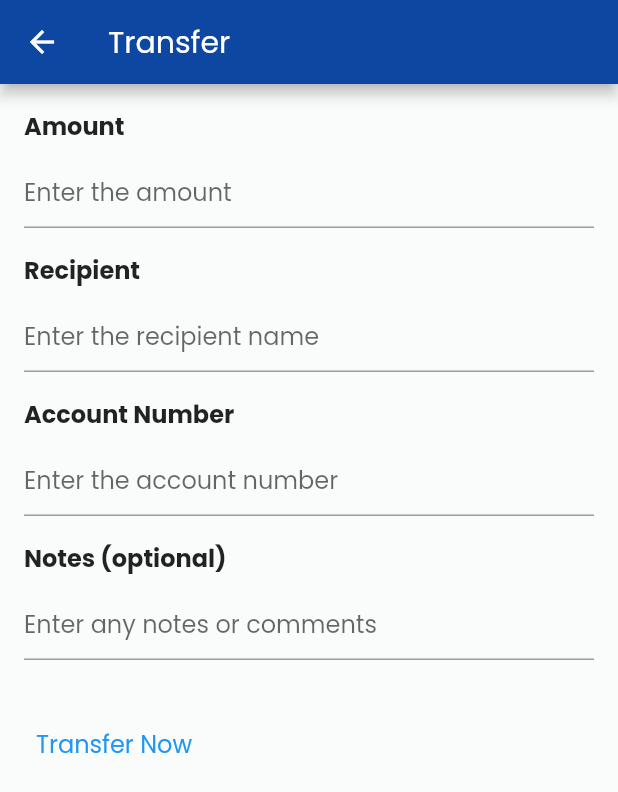
After one commit to Cyber-Lord/faspay, a Flutter app: the TransferPage screen opened directly, on a phone screen of 412 x 824 dp. The commit adds this screen. Shown: the top 792 px of the screen. Run offline on Flutter 3.47's test engine with Material 2 defaults, Android fonts, the light colour scheme and no system bars; our stand-ins replace qr_flutter, shared_preferences; missing offline and left inert: qr_code_scanner; accounts and stored records are empty; network calls fail.

Commit message:
Working on transfer

```diff
--- a/lib/pages/dashboard.dart
+++ b/lib/pages/dashboard.dart
@@ -2,6 +2,7 @@ import 'dart:convert';
 
 import 'package:faspay/pages/depositpage.dart';
 import 'package:faspay/pages/phonescreen.dart';
+import 'package:faspay/pages/transferpage.dart';
 import 'package:faspay/pages/utils/mediaqury.dart';
 import 'package:flutter/material.dart';
 import 'package:flutter/services.dart';
@@ -54,7 +55,7 @@ class _DashboardState extends State<Dashboard> {
   // String _accNo = "8140099331";
   // double balance = 75000;
   TextEditingController _amountController = TextEditingController();
-  late double depositAmount=0;
+  late double depositAmount = 0;
 
   bool show_preogress = true;
   final currencyFormatter = NumberFormat('#,##0.00');
@@ -221,6 +222,16 @@ class _DashboardState extends State<Dashboard> {
                                 ],
                               ),
                               // color: Colors.green,
+                              child: GestureDetector(
+                                onTap: () {
+                                  Navigator.of(context).pop();
+                                  Navigator.push(
+                                    context,
+                                    MaterialPageRoute(
+                                      builder: (context) => TransferPage(),
+                                    ),
+                                  );
+                                },
                                 child: Column(
                                   mainAxisAlignment: MainAxisAlignment
                                       .center, //Center Row contents horizontally,
@@ -239,6 +250,7 @@ class _DashboardState extends State<Dashboard> {
                                       ),
                                     )
                                   ],
+                                ),
                               ),
                             ),
                           ),
@@ -476,8 +488,7 @@ class _DashboardState extends State<Dashboard> {
       builder: (BuildContext context) {
         return AlertDialog(
           shape: RoundedRectangleBorder(
-              borderRadius: BorderRadius.all(Radius.circular(15.0))
-          ),
+              borderRadius: BorderRadius.all(Radius.circular(15.0))),
           insetPadding: EdgeInsets.zero,
           contentPadding: EdgeInsets.all(10),
           clipBehavior: Clip.antiAliasWithSaveLayer,
@@ -539,10 +550,12 @@ class _DashboardState extends State<Dashboard> {
                 mainAxisAlignment: MainAxisAlignment.spaceEvenly,
                 crossAxisAlignment: CrossAxisAlignment.center,
                 children: [
-
-                  SizedBox(width: height/300,),
+                  SizedBox(
+                    width: height / 300,
+                  ),
                   ElevatedButton(
-                    style: ElevatedButton.styleFrom(primary: Colors.blue.shade900,
+                    style: ElevatedButton.styleFrom(
+                      primary: Colors.blue.shade900,
                     ),
                     onPressed: () {
                       Navigator.of(context).pop();
@@ -556,7 +569,8 @@ class _DashboardState extends State<Dashboard> {
                     child: Row(
                       mainAxisSize: MainAxisSize.min,
                       children: [
-                        Icon( // <-- Icon
+                        Icon(
+                          // <-- Icon
                           Icons.credit_card,
                           size: 24.0,
                         ),
@@ -570,20 +584,20 @@ class _DashboardState extends State<Dashboard> {
                         SizedBox(
                           width: 5,
                         ),
-
                       ],
                     ),
-
                   ),
-                  SizedBox(width: height/300,),
+                  SizedBox(
+                    width: height / 300,
+                  ),
                   ElevatedButton(
-
-                    style: ElevatedButton.styleFrom(primary: Colors.blue.shade900,
-
+                    style: ElevatedButton.styleFrom(
+                      primary: Colors.blue.shade900,
                     ),
                     child: Row(
                       children: [
-                      Icon( // <-- Icon
+                        Icon(
+                          // <-- Icon
                           Icons.qr_code,
                           size: 24.0,
                         ),
@@ -597,15 +611,13 @@ class _DashboardState extends State<Dashboard> {
                       ],
                     ),
                     onPressed: () {
-                      if(depositAmount<1){
+                      if (depositAmount < 1) {
                         _showToast(context, "Invalid Amount");
-                      }else{
+                      } else {
                         Navigator.of(context).pop();
                         showQRCode(
-
                             context, depositAmount.toString() + "\n" + accNo);
                       }
-
                     },
                   ),
                 ],
@@ -619,16 +631,23 @@ class _DashboardState extends State<Dashboard> {
 }
 //>>>>>>>>>>>>>>>>>>>>>>>>>>>>>>>>>>>>>>>>>>>>>>>>>>>>>>>>>>>>>>>>>>>>>>>>>>>>>>>>>>>>>>>>>>>>>>>>>>>>>>>>>>>>>>>>>>>>>
 
-void _showToast(BuildContext context,String msg) {
+void _showToast(BuildContext context, String msg) {
   final scaffold = ScaffoldMessenger.of(context);
   scaffold.showSnackBar(
     SnackBar(
       backgroundColor: Colors.red,
-      content:  Text(msg,style: TextStyle(fontWeight: FontWeight.bold,),),
-      action: SnackBarAction(label: '', onPressed: scaffold.hideCurrentSnackBar),
+      content: Text(
+        msg,
+        style: TextStyle(
+          fontWeight: FontWeight.bold,
+        ),
+      ),
+      action:
+          SnackBarAction(label: '', onPressed: scaffold.hideCurrentSnackBar),
     ),
   );
 }
+
 void showQRCode(BuildContext context, String data) {
   showModalBottomSheet(
     context: context,
--- /dev/null
+++ b/lib/pages/transferpage.dart
@@ -0,0 +1,88 @@
+import 'package:flutter/material.dart';
+
+class TransferPage extends StatefulWidget {
+  @override
+  _TransferPageState createState() => _TransferPageState();
+}
+
+class _TransferPageState extends State<TransferPage> {
+  final TextEditingController _amountController = TextEditingController();
+  final TextEditingController _recipientController = TextEditingController();
+  final TextEditingController _accountNumberController =
+      TextEditingController();
+  final TextEditingController _notesController = TextEditingController();
+
+  @override
+  Widget build(BuildContext context) {
+    return Scaffold(
+      appBar: AppBar(
+        title: Text('Transfer'),
+      ),
+      body: Padding(
+        padding: EdgeInsets.all(16),
+        child: Column(
+          crossAxisAlignment: CrossAxisAlignment.start,
+          children: [
+            Text(
+              'Amount',
+              style: TextStyle(fontSize: 16, fontWeight: FontWeight.bold),
+            ),
+            SizedBox(height: 8),
+            TextFormField(
+              controller: _amountController,
+              keyboardType: TextInputType.number,
+              decoration: InputDecoration(
+                hintText: 'Enter the amount',
+              ),
+            ),
+            SizedBox(height: 16),
+            Text(
+              'Recipient',
+              style: TextStyle(fontSize: 16, fontWeight: FontWeight.bold),
+            ),
+            SizedBox(height: 8),
+            TextFormField(
+              controller: _recipientController,
+              decoration: InputDecoration(
+                hintText: 'Enter the recipient name',
+              ),
+            ),
+            SizedBox(height: 16),
+            Text(
+              'Account Number',
+              style: TextStyle(fontSize: 16, fontWeight: FontWeight.bold),
+            ),
+            SizedBox(height: 8),
+            TextFormField(
+              controller: _accountNumberController,
+              keyboardType: TextInputType.number,
+              decoration: InputDecoration(
+                hintText: 'Enter the account number',
+              ),
+            ),
+            SizedBox(height: 16),
+            Text(
+              'Notes (optional)',
+              style: TextStyle(fontSize: 16, fontWeight: FontWeight.bold),
+            ),
+            SizedBox(height: 8),
+            TextFormField(
+              controller: _notesController,
+              decoration: InputDecoration(
+                hintText: 'Enter any notes or comments',
+              ),
+            ),
+            SizedBox(height: 32),
+            TextButton(
+              onPressed: () {},
+              child: Text(
+                'Transfer Now',
+                style: TextStyle(fontSize: 16),
+              ),
+            ),
+          ],
+        ),
+      ),
+    );
+  }
+}
```
Lines whose indentation alone changed are shown as unchanged.
